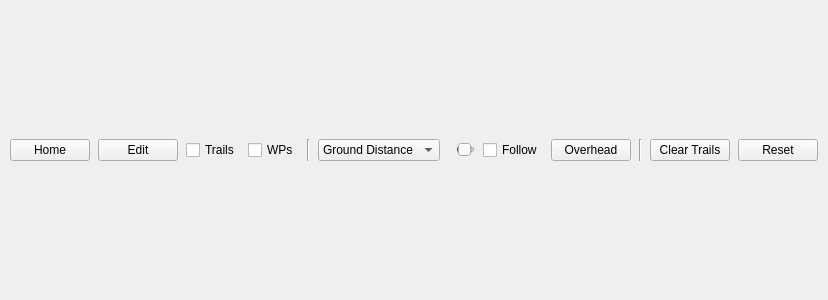
Before: the Qt Designer form src/ui/map3D/QGCGoogleEarthView.ui in mavlink/qgroundcontrol, drawn with Qt 5.
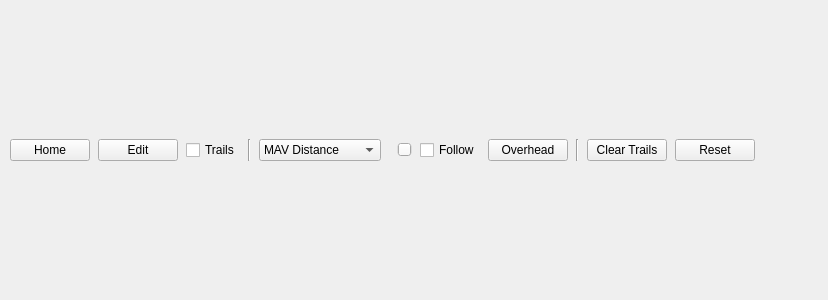
After: the same form once the commit is applied.

Commit message: Improved Google Earth interface, clearing trails works, switching views works (but is not yet perfect), switching editing mode on/off works

The edit to the form file:
```diff
--- a/src/ui/map3D/QGCGoogleEarthView.ui
+++ b/src/ui/map3D/QGCGoogleEarthView.ui
@@ -13,7 +13,7 @@
   <property name="windowTitle">
    <string>Form</string>
   </property>
-  <layout class="QGridLayout" name="gridLayout" columnstretch="1,1,1,1,1,1,30,1,100,1,1,1,1,1,1">
+  <layout class="QGridLayout" name="gridLayout" columnstretch="1,0,0,0,0,0,0,0,0,0,0,0,0,0">
    <property name="horizontalSpacing">
     <number>8</number>
    </property>
@@ -23,7 +23,7 @@
    <property name="margin">
     <number>2</number>
    </property>
-   <item row="0" column="0" colspan="15">
+   <item row="0" column="0" colspan="14">
     <layout class="QVBoxLayout" name="webViewLayout"/>
    </item>
    <item row="1" column="1">
@@ -58,7 +58,7 @@
      </property>
     </widget>
    </item>
-   <item row="1" column="14">
+   <item row="1" column="13">
     <spacer name="horizontalSpacer">
      <property name="orientation">
       <enum>Qt::Horizontal</enum>
@@ -71,7 +71,7 @@
      </property>
     </spacer>
    </item>
-   <item row="1" column="8">
+   <item row="1" column="7">
     <widget class="QSlider" name="camDistanceSlider">
      <property name="toolTip">
       <string>Distance of the chase camera to the MAV</string>
@@ -96,23 +96,7 @@
      </property>
     </widget>
    </item>
-   <item row="1" column="4">
-    <widget class="QCheckBox" name="waypointsCheckbox">
-     <property name="toolTip">
-      <string>Show waypoints</string>
-     </property>
-     <property name="statusTip">
-      <string>Show waypoints</string>
-     </property>
-     <property name="whatsThis">
-      <string>Show waypoints</string>
-     </property>
-     <property name="text">
-      <string>WPs</string>
-     </property>
-    </widget>
-   </item>
-   <item row="1" column="9">
+   <item row="1" column="8">
     <widget class="QCheckBox" name="followAirplaneCheckbox">
      <property name="toolTip">
       <string>Chase the MAV</string>
@@ -128,7 +112,7 @@
      </property>
     </widget>
    </item>
-   <item row="1" column="6">
+   <item row="1" column="5">
     <widget class="QComboBox" name="camDistanceComboBox">
      <property name="toolTip">
       <string>Select the MAV to chase</string>
@@ -139,40 +123,40 @@
      <property name="whatsThis">
       <string>Select the MAV to chase</string>
      </property>
-     <item>
-      <property name="text">
-       <string>Ground Distance</string>
-      </property>
-     </item>
      <item>
       <property name="text">
        <string>MAV Distance</string>
       </property>
      </item>
+     <item>
+      <property name="text">
+       <string>Ground Distance</string>
+      </property>
+     </item>
     </widget>
    </item>
-   <item row="1" column="5">
+   <item row="1" column="4">
     <widget class="Line" name="line">
      <property name="orientation">
       <enum>Qt::Vertical</enum>
      </property>
     </widget>
    </item>
-   <item row="1" column="13">
+   <item row="1" column="12">
     <widget class="QPushButton" name="resetButton">
      <property name="text">
       <string>Reset</string>
      </property>
     </widget>
    </item>
-   <item row="1" column="10">
+   <item row="1" column="9">
     <widget class="QPushButton" name="changeViewButton">
      <property name="text">
       <string>Overhead</string>
      </property>
     </widget>
    </item>
-   <item row="1" column="12">
+   <item row="1" column="11">
     <widget class="QPushButton" name="clearTrailsButton">
      <property name="toolTip">
       <string>Delete all waypoints</string>
@@ -188,7 +172,7 @@
      </property>
     </widget>
    </item>
-   <item row="1" column="11">
+   <item row="1" column="10">
     <widget class="Line" name="line_2">
      <property name="orientation">
       <enum>Qt::Vertical</enum>
```
The commit also changes 5 other files.
